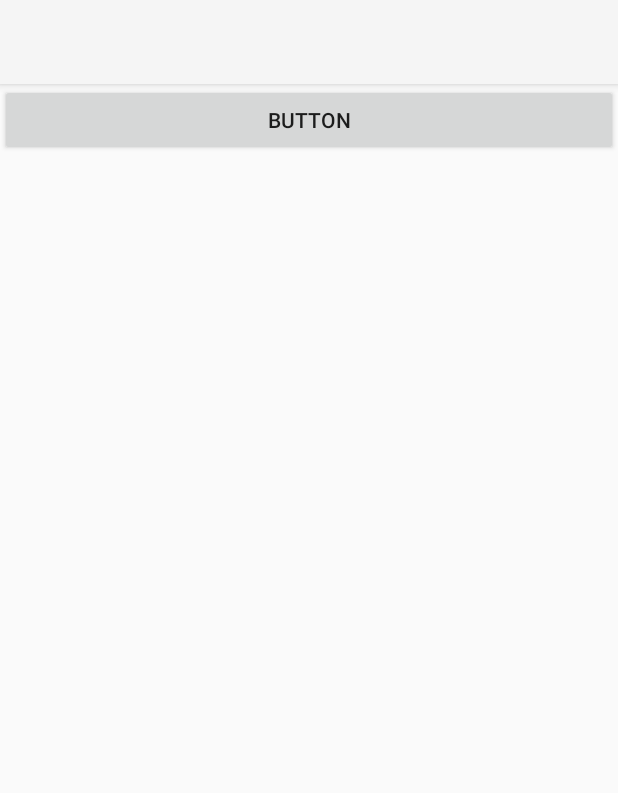
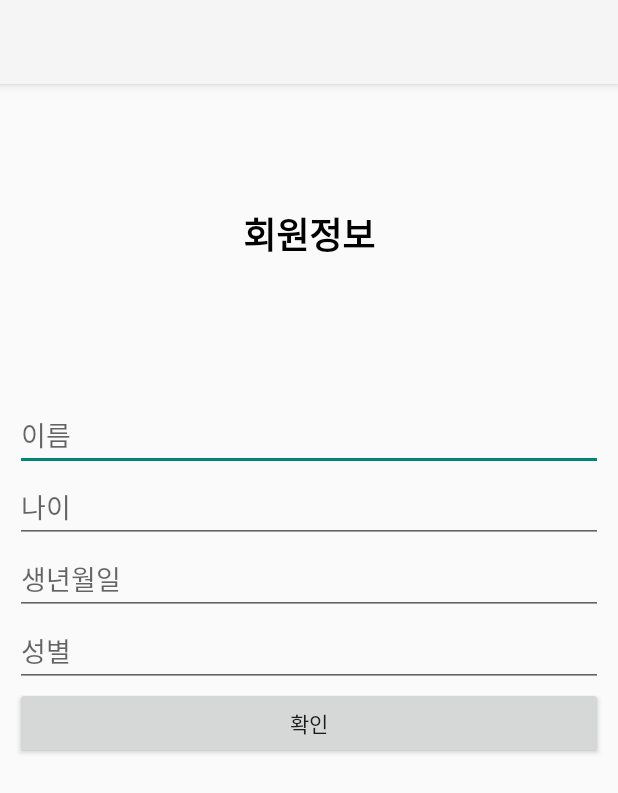
Before and after one commit to mineforest/YUN, an Android app: the screen it shows after launch once a user with an empty profile is signed in (MainActivity before the commit, MemberInitActivity after it), on a phone screen of 412 x 824 dp. Shown: the top 793 px of the screen. Run offline under Robolectric (Android 15) with nearby library versions, the phone set to English and light mode, and no system bars; our stand-ins replace Firebase (no records; nobody signed in at launch, a user with empty details on screens opened directly).

Commit message:
Android Studi

```diff
--- a/Poke/app/build.gradle
+++ b/Poke/app/build.gradle
@@ -34,9 +34,9 @@ dependencies {
     implementation 'com.google.android.material:material:1.3.0'
     implementation 'androidx.constraintlayout:constraintlayout:2.0.4'
     implementation 'com.google.firebase:firebase-storage'
-    implementation platform('com.google.firebase:firebase-bom:27.1.0')
+    implementation platform('com.google.firebase:firebase-bom:26.8.0')
+    implementation 'com.google.firebase:firebase-database'
     implementation 'com.google.firebase:firebase-analytics'
-    implementation 'com.google.firebase:firebase-database:19.7.0'
     implementation 'com.google.mlkit:barcode-scanning:16.1.1'
 
 
--- a/Poke/app/src/main/AndroidManifest.xml
+++ b/Poke/app/src/main/AndroidManifest.xml
@@ -22,6 +22,10 @@
         </activity>
         <activity android:name=".SignUpActivity">
         </activity>
+        <activity android:name=".PasswordResetActivity">
+        </activity>
+        <activity android:name=".MemberInitActivity">
+        </activity>
     </application>
 
 </manifest>
--- a/Poke/app/src/main/java/com/example/poke/MainActivity.java
+++ b/Poke/app/src/main/java/com/example/poke/MainActivity.java
@@ -1,12 +1,15 @@
 package com.example.poke;
 
 import android.content.Intent;
+import android.net.Uri;
 import android.os.Bundle;
 import android.view.View;
 
 import androidx.appcompat.app.AppCompatActivity;
 
 import com.google.firebase.auth.FirebaseAuth;
+import com.google.firebase.auth.FirebaseUser;
+import com.google.firebase.auth.UserInfo;
 
 public class MainActivity extends AppCompatActivity {
 
@@ -15,12 +18,18 @@ public class MainActivity extends AppCompatActivity {
         super.onCreate(savedInstanceState);
         setContentView(R.layout.activity_main);
 
+        FirebaseUser user = FirebaseAuth.getInstance().getCurrentUser();
+
         //로그인 되어 있지 않으면 로그인 화면으로
-        if( FirebaseAuth.getInstance().getCurrentUser() == null) {
-            startLoginActivity();
+        if(user == null) {
+            myStartActivity(LoginActivity.class);
+        }
+        else {
+            myStartActivity(MemberInitActivity.class);
         }
 
         findViewById(R.id.logoutButton).setOnClickListener(onClickListener);
+        findViewById(R.id.gotoPasswordResetButton).setOnClickListener(onClickListener);
     }
 
     View.OnClickListener onClickListener = new View.OnClickListener(){
@@ -29,15 +38,18 @@ public class MainActivity extends AppCompatActivity {
             switch (v.getId()){
                 case R.id.logoutButton:
                     FirebaseAuth.getInstance().signOut();
-                    startLoginActivity();
+                    myStartActivity(LoginActivity.class);
+                    break;
+                case R.id.gotoPasswordResetButton:
+                    myStartActivity(PasswordResetActivity.class);
                     break;
             }
         }
     };
 
-    private void startLoginActivity() {
-        Intent intent = new Intent(this,LoginActivity.class);
+    private void myStartActivity(Class c){
+        Intent intent = new Intent(this,c);
+        intent.addFlags(Intent.FLAG_ACTIVITY_CLEAR_TOP);
         startActivity(intent);
     }
-
 }
--- /dev/null
+++ b/Poke/app/src/main/res/layout/activity_member_init.xml
@@ -0,0 +1,63 @@
+<?xml version="1.0" encoding="utf-8"?>
+<LinearLayout xmlns:android="http://schemas.android.com/apk/res/android"
+    android:layout_width="match_parent"
+    android:layout_height="match_parent"
+    android:orientation="vertical">
+
+    <TextView
+        android:id="@+id/textView3"
+        android:layout_width="match_parent"
+        android:layout_height="200dp"
+        android:gravity="center"
+        android:text="회원정보"
+        android:textColor="#000000"
+        android:textSize="24sp"
+        android:textStyle="bold" />
+
+    <LinearLayout
+        android:layout_width="match_parent"
+        android:layout_height="527dp"
+        android:orientation="vertical"
+        android:padding="10dp">
+
+        <EditText
+            android:id="@+id/nameEditText"
+            android:layout_width="match_parent"
+            android:layout_height="wrap_content"
+            android:ems="10"
+            android:hint="이름"
+            android:inputType="textPersonName" />
+
+        <EditText
+            android:id="@+id/ageEditText"
+            android:layout_width="match_parent"
+            android:layout_height="wrap_content"
+            android:ems="10"
+            android:hint="나이"
+            android:inputType="phone" />
+
+        <EditText
+            android:id="@+id/birthDayEditText"
+            android:layout_width="match_parent"
+            android:layout_height="wrap_content"
+            android:ems="10"
+            android:hint="생년월일"
+            android:inputType="date" />
+
+        <EditText
+            android:id="@+id/genderEditText"
+            android:layout_width="match_parent"
+            android:layout_height="wrap_content"
+            android:ems="10"
+            android:hint="성별"
+            android:inputType="textPostalAddress" />
+
+        <Button
+            android:id="@+id/checkButton"
+            android:layout_width="match_parent"
+            android:layout_height="wrap_content"
+            android:text="확인" />
+
+    </LinearLayout>
+
+</LinearLayout>
```
Also changed, not shown: Poke/app/src/main/java/com/example/poke/LoginActivity.java (+7 -19 lines), Poke/app/src/main/java/com/example/poke/MemberInitActivity.java (added, +82 -0 lines), Poke/app/src/main/java/com/example/poke/PasswordResetActivity.java (added, +63 -0 lines), Poke/app/src/main/java/com/example/poke/SignUpActivity.java (+6 -11 lines), Poke/app/src/main/java/com/example/poke/User.java (deleted, +0 -40 lines), Poke/app/src/main/java/com/example/poke/UserInfo.java (added, +59 -0 lines), Poke/app/src/main/java/com/example/poke/db.java (+97 -110 lines), Poke/app/src/main/res/layout/activity_main.xml (+7 -1 lines), Poke/app/src/main/res/layout/activity_password_reset.xml (added, +43 -0 lines).
